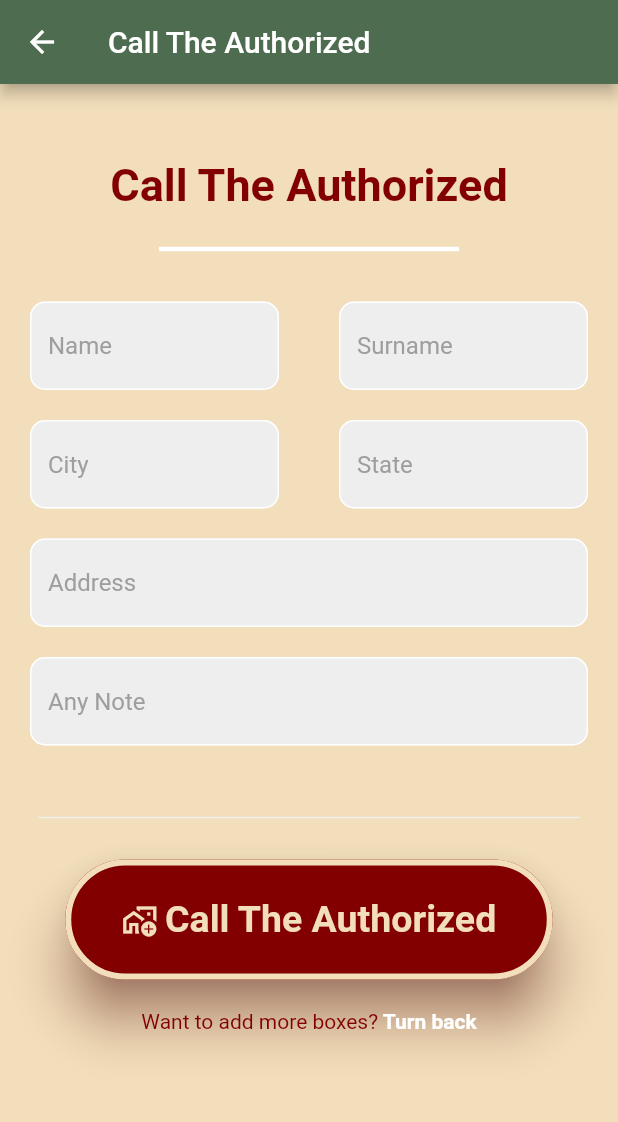
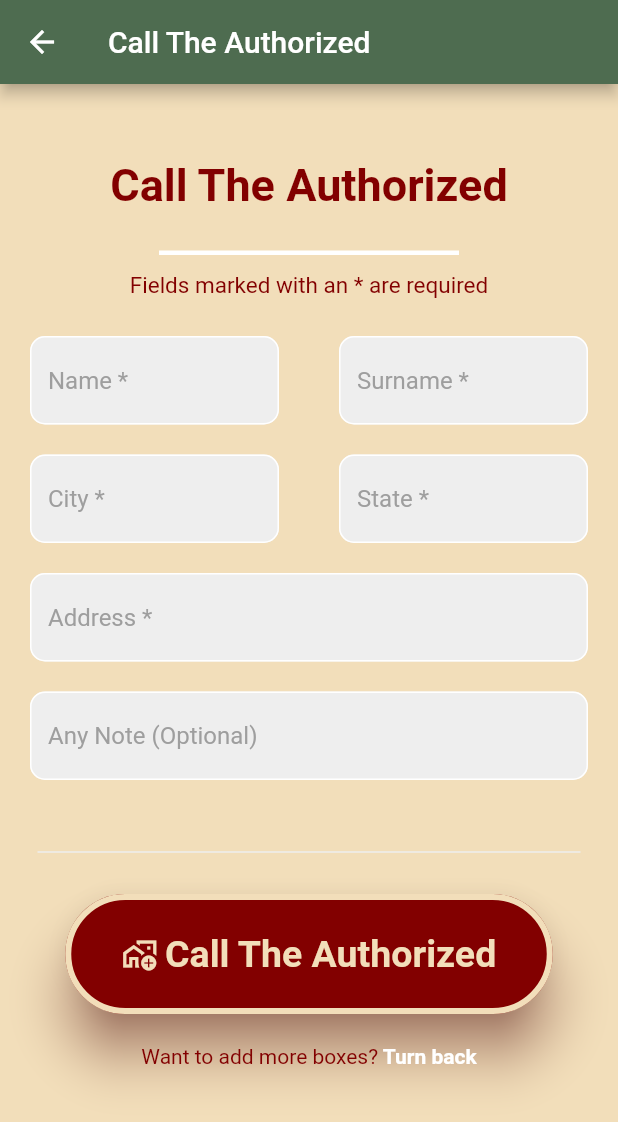
Before and after one commit to Google-Solution-Challenge-Metu/CanYouHearMe, a Flutter app: the Callauthorized screen opened directly, on a phone screen of 412 x 824 dp. Shown: the top 1122 px of the screen. Run offline on Flutter 3.47's test engine with Material 2 defaults, Android fonts, the phone set to English and light mode, and no system bars; our stand-ins replace audioplayers, awesome_snackbar_content, cloud_firestore, firebase_auth, firebase_core, flutter_svg and 5 more; accounts and stored records are empty; Roboto replaces fonts that are missing (Google); project files that could hold a hidden picture were left out.

Commit message:
helpbox info-form added

```diff
--- a/lib/screens/help/helpbox/call_authorized.dart
+++ b/lib/screens/help/helpbox/call_authorized.dart
@@ -27,25 +27,37 @@ class Callauthorized extends StatelessWidget {
                         color: Color.fromARGB(255, 130, 0, 0),
                         fontWeight: FontWeight.bold),
                   ),
+                  const SizedBox(
+                    height: 15.0,
+                  ),
 
                   const SizedBox(
-                    height: 50.0,
+                    height: 25.0,
                     width: 200.0,
                     child: Divider(
                       color: Colors.white,
                       thickness: 3.0,
                     ),
                   ),
+
+                  Text(
+                    "Fields marked with an * are required",
+                    style: TextStyle(
+                        fontFamily: "Google",
+                        fontSize: 15.0,
+                        color: Color.fromARGB(255, 130, 0, 0),
+                        fontWeight: FontWeight.normal),
+                  ),
                   const SizedBox(
-                    height: 10.0,
+                    height: 25.0,
                   ),
                   Row(
                     children: [
                       Expanded(
-                          child: buildTextField(null, "Name", false)),
+                          child: buildTextField(null, "Name *", false)),
                       Expanded(
                           child: buildTextField(
-                              null, "Surname", false)),
+                              null, "Surname *", false)),
                     ],
                   ),
                   const SizedBox(
@@ -54,20 +66,20 @@ class Callauthorized extends StatelessWidget {
                   Row(
                     children: [
                       Expanded(
-                          child: buildTextField(null, "City", false)),
+                          child: buildTextField(null, "City *", false)),
                       Expanded(
                           child: buildTextField(
-                              null, "State", false)),
+                              null, "State *", false)),
                     ],
                   ),
                   const SizedBox(
                     height: 20.0,
                   ),
-                  buildTextField(null, "Address", false),
+                  buildTextField(null, "Address *", false),
                   const SizedBox(
                     height: 20.0,
                   ),
-                  buildTextField(null, "Any Note", true),
+                  buildTextField(null, "Any Note (Optional)", true),
                   const SizedBox(
                     height: 20.0,
                   ),
```
Also changed, not shown: lib/screens/help/helpbox/helpbox_main.dart (+57 -15 lines).
